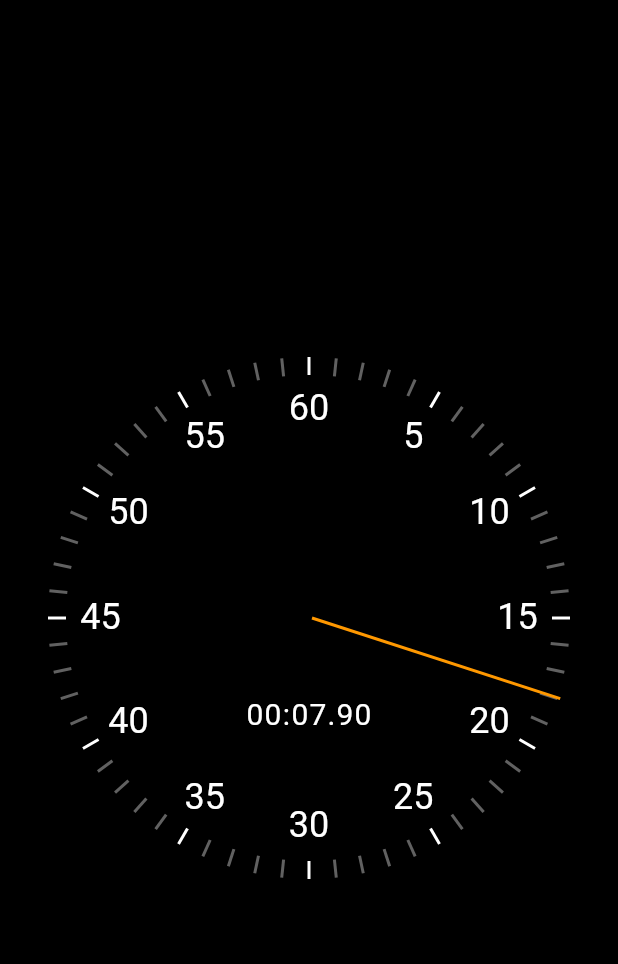
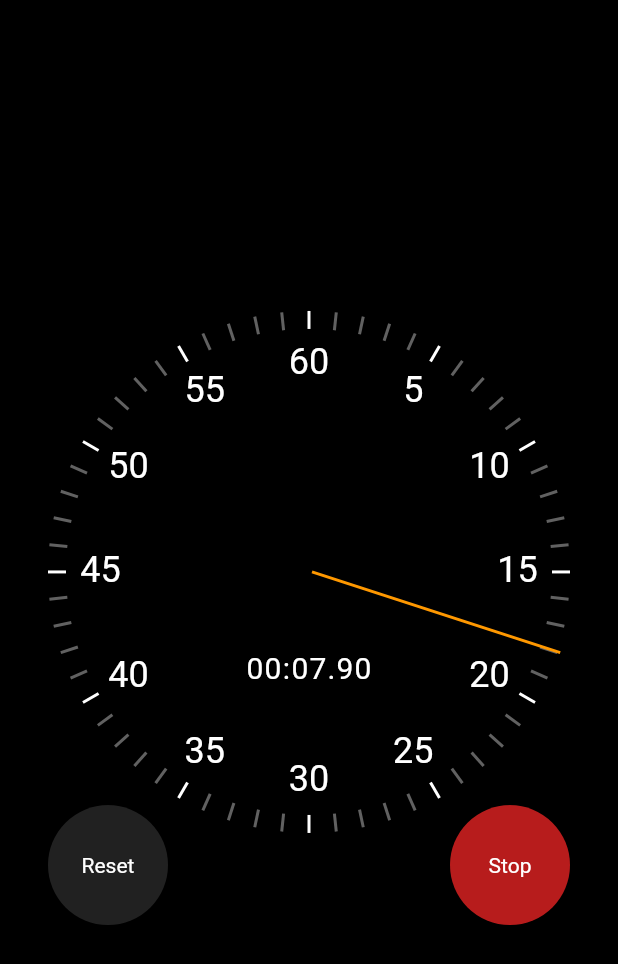
Before and after one commit to ditateum/stopwatch_flutter, a Flutter app: the screen it shows after launch, on a phone screen of 412 x 824 dp. Shown: the top 964 px of the screen. Run offline on Flutter 3.47's test engine with Material 2 defaults, Android fonts, the phone set to English and light mode, and no system bars.

Commit message:
adding the start/stop/reset functionality part 1

```diff
--- a/lib/main.dart
+++ b/lib/main.dart
@@ -35,7 +35,7 @@ class MyHomePage extends StatelessWidget {
           child: Padding(
             padding: EdgeInsets.all(32.0),
             child: AspectRatio(
-              aspectRatio: 1.0,
+              aspectRatio: 0.85,
               child: Stopwatch(),
             ),
           ),
--- a/lib/ui/stopwatch.dart
+++ b/lib/ui/stopwatch.dart
@@ -1,5 +1,7 @@
 import 'package:flutter/material.dart';
 import 'package:flutter/scheduler.dart';
+import 'package:stopwatch_flutter/ui/reset_button.dart';
+import 'package:stopwatch_flutter/ui/start_stop_button.dart';
 import 'package:stopwatch_flutter/ui/stopwatch_renderer.dart';
 
 class Stopwatch extends StatefulWidget {
@@ -35,9 +37,34 @@ class _StopwatchState extends State<Stopwatch>
   Widget build(BuildContext context) {
     return LayoutBuilder(builder: (context, constraints) {
       final radius = constraints.maxWidth / 2;
-      return StopwatchRenderer(
-        elapsed: _elapsed,
-        radius: radius,
+      return Stack(
+        children: [
+          StopwatchRenderer(
+            elapsed: _elapsed,
+            radius: radius,
+          ),
+          Align(
+            alignment: Alignment.bottomLeft,
+            child: SizedBox(
+              width: 80.0,
+              height: 80.0,
+              child: ResetButton(
+                onPressed: () {},
+              ),
+            ),
+          ),
+          Align(
+            alignment: Alignment.bottomRight,
+            child: SizedBox(
+              width: 80.0,
+              height: 80.0,
+              child: StartStopButton(
+                isRunning: true,
+                onPressed: () {},
+              ),
+            ),
+          ),
+        ],
       );
     });
   }
```
